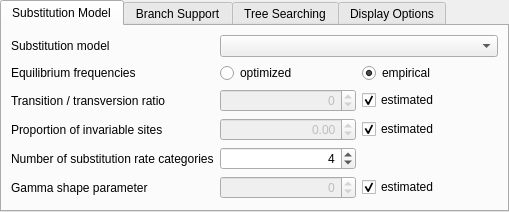
This is src/plugins/external_tool_support/src/phyml/PhyMLDialog.ui in violethaze74/ugene as Qt 5 draws it before an edit. The edited form follows.
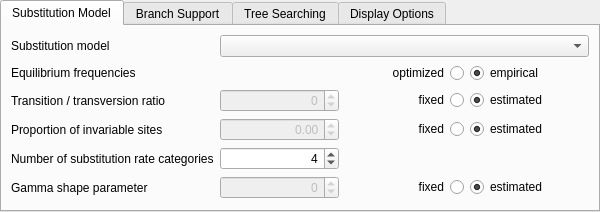
This is the edited form. Custom widgets are drawn as their Qt base class.

What changed in the file:
```diff
--- a/src/plugins/external_tool_support/src/phyml/PhyMLDialog.ui
+++ b/src/plugins/external_tool_support/src/phyml/PhyMLDialog.ui
@@ -12,13 +12,13 @@
    <rect>
     <x>0</x>
     <y>0</y>
-    <width>509</width>
-    <height>251</height>
+    <width>600</width>
+    <height>268</height>
    </rect>
   </property>
   <property name="minimumSize">
    <size>
-    <width>0</width>
+    <width>600</width>
     <height>0</height>
    </size>
   </property>
@@ -70,7 +70,7 @@
          </property>
         </widget>
        </item>
-       <item row="0" column="1" colspan="2">
+       <item row="0" column="1" colspan="3">
         <widget class="QComboBox" name="subModelCombo">
          <property name="sizePolicy">
           <sizepolicy hsizetype="Preferred" vsizetype="Fixed">
@@ -87,14 +87,20 @@
          </property>
         </widget>
        </item>
-       <item row="1" column="1">
+       <item row="1" column="2">
         <widget class="QRadioButton" name="freqOptimRadio">
+         <property name="layoutDirection">
+          <enum>Qt::RightToLeft</enum>
+         </property>
          <property name="text">
           <string>optimized</string>
          </property>
+         <attribute name="buttonGroup">
+          <string notr="true">freqRbGroup</string>
+         </attribute>
         </widget>
        </item>
-       <item row="1" column="2">
+       <item row="1" column="3">
         <widget class="QRadioButton" name="freqEmpRadio">
          <property name="text">
           <string>empirical</string>
@@ -102,6 +108,9 @@
          <property name="checked">
           <bool>true</bool>
          </property>
+         <attribute name="buttonGroup">
+          <string notr="true">freqRbGroup</string>
+         </attribute>
         </widget>
        </item>
        <item row="2" column="0">
@@ -137,7 +146,26 @@
         </widget>
        </item>
        <item row="2" column="2">
-        <widget class="QCheckBox" name="transEstimatedCheckbox">
+        <widget class="QRadioButton" name="transFixedRb">
+         <property name="toolTip">
+          <string>Set a fixed value or get the maximum likelihood estimate.</string>
+         </property>
+         <property name="layoutDirection">
+          <enum>Qt::RightToLeft</enum>
+         </property>
+         <property name="text">
+          <string>fixed</string>
+         </property>
+         <property name="checked">
+          <bool>false</bool>
+         </property>
+         <attribute name="buttonGroup">
+          <string notr="true">sitesRbGroup</string>
+         </attribute>
+        </widget>
+       </item>
+       <item row="2" column="3">
+        <widget class="QRadioButton" name="transEstimatedRb">
          <property name="toolTip">
           <string>Set a fixed value or get the maximum likelihood estimate.</string>
          </property>
@@ -147,6 +175,9 @@
          <property name="checked">
           <bool>true</bool>
          </property>
+         <attribute name="buttonGroup">
+          <string notr="true">sitesRbGroup</string>
+         </attribute>
         </widget>
        </item>
        <item row="3" column="0">
@@ -185,7 +216,26 @@
         </widget>
        </item>
        <item row="3" column="2">
-        <widget class="QCheckBox" name="sitesEstimatedCheckbox">
+        <widget class="QRadioButton" name="sitesFixedRb">
+         <property name="toolTip">
+          <string>Set a fixed value or get the maximum likelihood estimate.</string>
+         </property>
+         <property name="layoutDirection">
+          <enum>Qt::RightToLeft</enum>
+         </property>
+         <property name="text">
+          <string>fixed</string>
+         </property>
+         <property name="checked">
+          <bool>false</bool>
+         </property>
+         <attribute name="buttonGroup">
+          <string notr="true">gammaRbGroup</string>
+         </attribute>
+        </widget>
+       </item>
+       <item row="3" column="3">
+        <widget class="QRadioButton" name="sitesEstimatedRb">
          <property name="toolTip">
           <string>Set a fixed value or get the maximum likelihood estimate.</string>
          </property>
@@ -195,6 +245,9 @@
          <property name="checked">
           <bool>true</bool>
          </property>
+         <attribute name="buttonGroup">
+          <string notr="true">gammaRbGroup</string>
+         </attribute>
         </widget>
        </item>
        <item row="4" column="0">
@@ -268,7 +321,26 @@
         </widget>
        </item>
        <item row="5" column="2">
-        <widget class="QCheckBox" name="gammaEstimatedCheckbox">
+        <widget class="QRadioButton" name="gammaFixedRb">
+         <property name="toolTip">
+          <string>Set a fixed value or get the maximum likelihood estimate.</string>
+         </property>
+         <property name="layoutDirection">
+          <enum>Qt::RightToLeft</enum>
+         </property>
+         <property name="text">
+          <string>fixed</string>
+         </property>
+         <property name="checked">
+          <bool>false</bool>
+         </property>
+         <attribute name="buttonGroup">
+          <string notr="true">transitionRbGroup</string>
+         </attribute>
+        </widget>
+       </item>
+       <item row="5" column="3">
+        <widget class="QRadioButton" name="gammaEstimatedRb">
          <property name="toolTip">
           <string>Set a fixed value or get the maximum likelihood estimate.</string>
          </property>
@@ -278,6 +350,9 @@
          <property name="checked">
           <bool>true</bool>
          </property>
+         <attribute name="buttonGroup">
+          <string notr="true">transitionRbGroup</string>
+         </attribute>
         </widget>
        </item>
       </layout>
```
Left out of the diff: 74 changed lines with no effect on the pictures.
